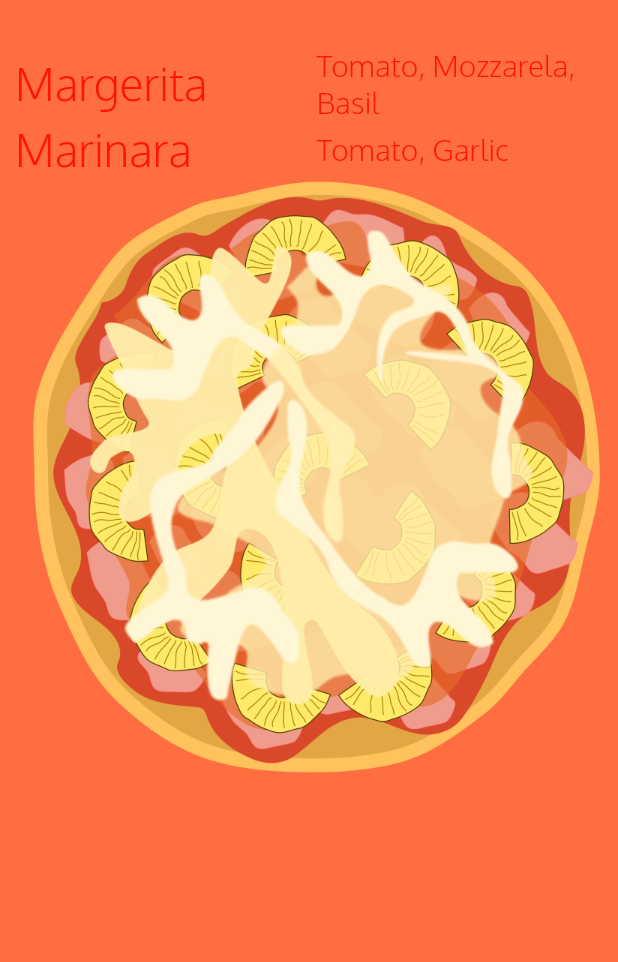
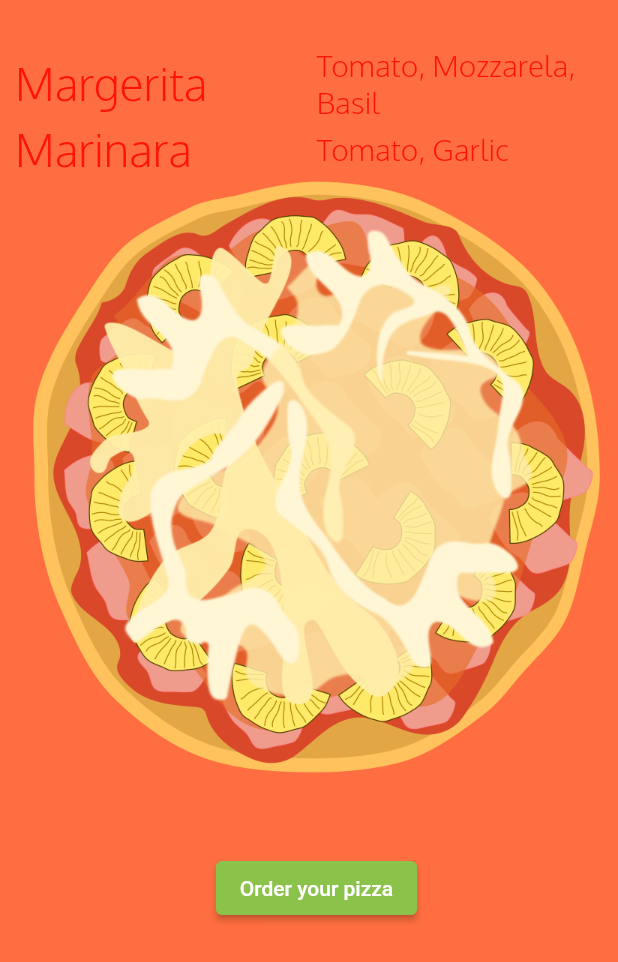
Before and after one commit to denyschornyi/flutterapp, a Flutter app: the screen it shows after launch, on a phone screen of 412 x 824 dp. Shown: the top 962 px of the screen. Run offline on Flutter 3.47's test engine with Material 2 defaults, Android fonts, the phone set to English and light mode, and no system bars.

Commit message:
Add a button

```diff
--- a/lib/ui/home.dart
+++ b/lib/ui/home.dart
@@ -65,6 +65,7 @@
               ],
             ),
             PizzaImageWidget(),
+            OrderButton(),
           ],
         ),
       ),
@@ -72,13 +73,42 @@
   }
 }
 
-
-class PizzaImageWidget extends StatelessWidget{
+class PizzaImageWidget extends StatelessWidget {
   @override
   Widget build(BuildContext context) {
     AssetImage pizzaAsset = AssetImage('images/pizza.png');
-    Image image = Image(image: pizzaAsset, width: 400, height: 400,);
+    Image image = Image(
+      image: pizzaAsset,
+      width: 400,
+      height: 400,
+    );
     return Container(child: image);
   }
+}
 
+class OrderButton extends StatelessWidget {
+  @override
+  Widget build(BuildContext context) {
+    var button = Container(
+      margin: EdgeInsets.only(top: 50),
+      child: ElevatedButton(
+        child: Text('Order your pizza'),
+        style: ButtonStyle(
+            backgroundColor:
+                MaterialStateProperty.all<Color>(Colors.lightGreen)),
+        onPressed: () {
+          order(context);
+        },
+      ),
+    );
+    return button;
+  }
+
+  void order(BuildContext context) {
+    var alert = AlertDialog(
+      title: Text("Order completed"),
+      content: Text("Thanks for your order"),
+    );
+    showDialog(context: context, builder: (BuildContext context) => alert);
+  }
 }
```
